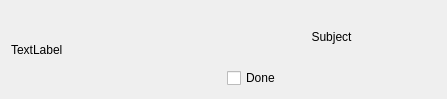
aliheydari-cl/To-do-list, file taskitemwidget.ui: the form before one commit.
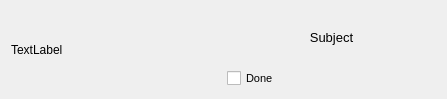
The form after the commit.

What changed in the file:
```diff
--- a/taskitemwidget.ui
+++ b/taskitemwidget.ui
@@ -25,6 +25,11 @@
     <layout class="QVBoxLayout" name="verticalLayout">
      <item>
       <widget class="QLabel" name="subject">
+       <property name="font">
+        <font>
+         <pointsize>10</pointsize>
+        </font>
+       </property>
        <property name="text">
         <string>Subject</string>
        </property>
@@ -35,6 +40,11 @@
      </item>
      <item>
       <widget class="QCheckBox" name="checkBox">
+       <property name="font">
+        <font>
+         <pointsize>8</pointsize>
+        </font>
+       </property>
        <property name="text">
         <string>Done</string>
        </property>
```
